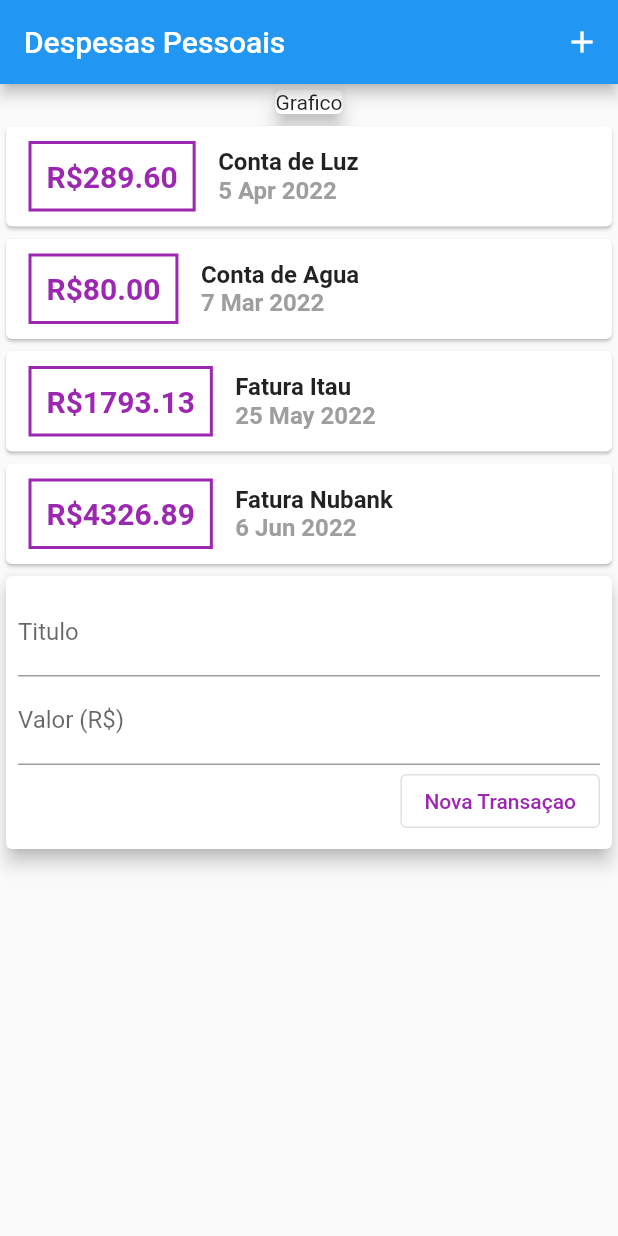
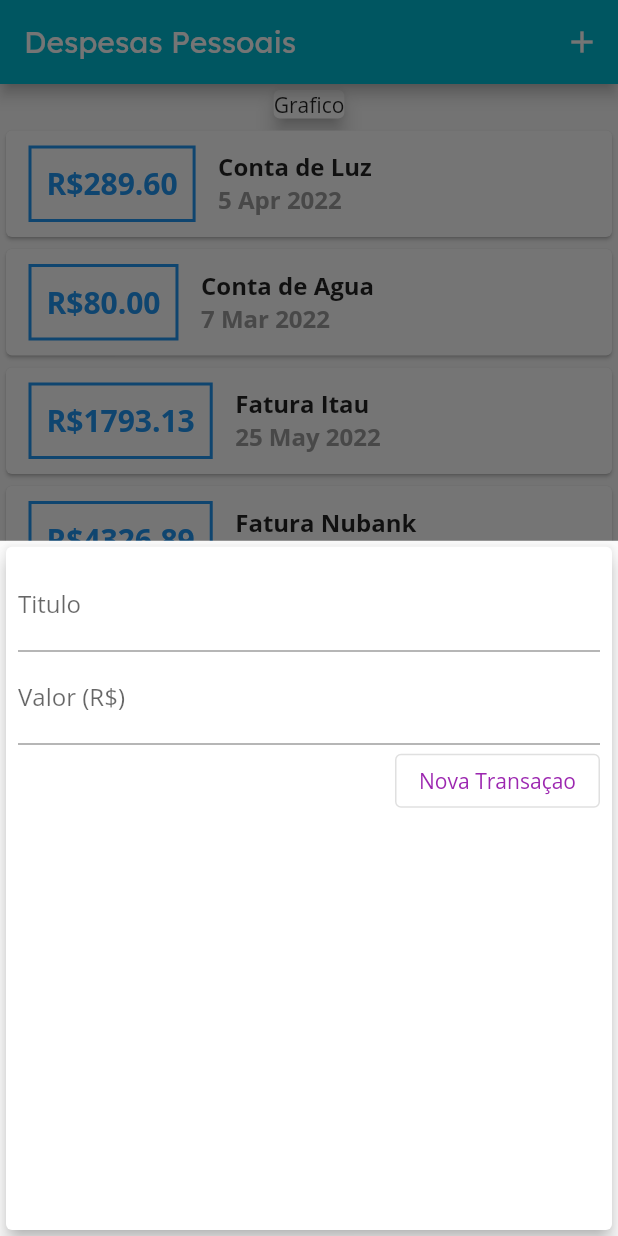
Before and after one commit to SamuelXimenes27/expensesApp, a Flutter app: the screen it shows after launch, after a tap on the "add" icon, on a phone screen of 412 x 824 dp. Run offline on Flutter 3.47's test engine with Material 2 defaults, Android fonts, the phone set to English and light mode, and no system bars.

Commit message:
Add fonts files, refactored modules and created modal form to create a new expanse.

```diff
--- /dev/null
+++ b/lib/app/app_widget.dart
@@ -0,0 +1,27 @@
+import 'package:expenses/app/modules/home/home_page.dart';
+import 'package:flutter/material.dart';
+
+class AppWidget extends StatelessWidget {
+  const AppWidget({Key? key}) : super(key: key);
+
+  @override
+  Widget build(BuildContext context) {
+    return MaterialApp(
+      title: 'Expanse App',
+      debugShowCheckedModeBanner: false,
+      home: const ExpenseHomePage(),
+      theme: ThemeData(
+          appBarTheme: const AppBarTheme(
+            titleTextStyle: TextStyle(
+              fontFamily: 'Lexend',
+              fontSize: 20,
+            ),
+          ),
+          fontFamily: 'OpenSans',
+          colorScheme:
+              ColorScheme.fromSwatch(primarySwatch: Colors.cyan).copyWith(
+            secondary: Colors.amber,
+          )),
+    );
+  }
+}
--- a/lib/app/modules/home/home_page.dart
+++ b/lib/app/modules/home/home_page.dart
@@ -1,7 +1,11 @@
-import 'package:expenses/app/shared/components/transaction_user.dart';
+import 'dart:math';
+
+import 'package:expenses/app/shared/components/card_expense_form.dart';
 import 'package:flutter/material.dart';
 
+import '../../models/transaction.dart';
 import '../../shared/components/card_expense_graph.dart';
+import '../../shared/components/card_expense_list.dart';
 import '../../shared/strings/all_strings.dart';
 
 class ExpenseHomePage extends StatefulWidget {
@@ -17,29 +21,98 @@ class _ExpenseHomePageState extends State<ExpenseHomePage> {
     super.initState();
   }
 
+  final _transactions = [
+    Transaction(
+      id: 't1',
+      title: "Conta de Luz",
+      value: 289.60,
+      date: DateTime(2022, 4, 5),
+    ),
+    Transaction(
+      id: 't2',
+      title: "Conta de Agua",
+      value: 80.00,
+      date: DateTime(2022, 3, 7),
+    ),
+    Transaction(
+      id: 't3',
+      title: "Fatura Itau",
+      value: 1793.13,
+      date: DateTime(2022, 5, 25),
+    ),
+    Transaction(
+      id: 't4',
+      title: "Fatura Nubank",
+      value: 4326.89,
+      date: DateTime.now(),
+    ),
+    Transaction(
+      id: 't4',
+      title: "Fatura Nubank",
+      value: 4326.89,
+      date: DateTime.now(),
+    ),
+    Transaction(
+      id: 't4',
+      title: "Fatura Nubank",
+      value: 4326.89,
+      date: DateTime.now(),
+    ),
+  ];
+
+  _addTransaction(String title, double value) {
+    final newTransaction = Transaction(
+      id: Random().nextDouble().toString(),
+      title: title,
+      value: value,
+      date: DateTime.now(),
+    );
+
+    setState(() {
+      _transactions.add(newTransaction);
+    });
+
+    Navigator.of(context).pop();
+  }
+
+  _openTransactionFormModal(BuildContext context) {
+    showModalBottomSheet(
+        context: context,
+        builder: (ctx) {
+          return ExpenseCardForm(onSubmit: _addTransaction);
+        });
+  }
+
   @override
   Widget build(BuildContext context) {
-    return MaterialApp(
-      debugShowCheckedModeBanner: false,
-      home: Scaffold(
+    return Scaffold(
       appBar: AppBar(
         title: const Text(StringConst.appBarTitle),
         actions: [
           IconButton(
-              onPressed: () {},
-              icon: const Icon(Icons.add),
+            onPressed: () => _openTransactionFormModal(context),
+            icon: const Icon(
+              Icons.add,
+              color: Colors.white,
+            ),
           ),
         ],
       ),
-        body: Column(
-          // mainAxisAlignment: MainAxisAlignment.spaceAround,
-          // crossAxisAlignment: CrossAxisAlignment.stretch,
-          children: const [
-            ExpenseCardGraph(),
-            TransactionUser(),
+      body: SingleChildScrollView(
+        child: Column(
+          crossAxisAlignment: CrossAxisAlignment.stretch,
+          children: [
+            const ExpenseCardGraph(),
+            ExpenseCardList(transactions: _transactions),
           ],
         ),
       ),
+      floatingActionButton: FloatingActionButton(
+        child: const Icon(Icons.add),
+        onPressed: () => _openTransactionFormModal(context),
+      ),
+      floatingActionButtonLocation:
+          FloatingActionButtonLocation.miniCenterFloat,
     );
   }
 }
--- a/lib/app/shared/components/card_expense_form.dart
+++ b/lib/app/shared/components/card_expense_form.dart
@@ -1,6 +1,3 @@
-import 'dart:math';
-
-import 'package:expenses/app/models/transaction.dart';
 import 'package:flutter/material.dart';
 
 import '../../models/transactions.dart';
@@ -18,13 +15,25 @@ class ExpenseCardForm extends StatefulWidget {
 }
 
 class _ExpenseCardFormState extends State<ExpenseCardForm> {
+  final titleController = TextEditingController();
+
+  final valueController = TextEditingController();
+
+  var transactionsList = Transactions();
+
+  _submitForm() {
+    final title = titleController.text;
+    final value = double.tryParse(valueController.text) ?? 0.0;
+
+    if (title.isEmpty || value <= 0) {
+      return;
+    }
+
+    widget.onSubmit(title, value);
+  }
+
   @override
   Widget build(BuildContext context) {
-    final titleController = TextEditingController();
-    final valueController = TextEditingController();
-
-    var transactionsList = Transactions();
-
     return Card(
       elevation: 5,
       child: Padding(
@@ -34,20 +43,19 @@ class _ExpenseCardFormState extends State<ExpenseCardForm> {
             TextField(
               decoration: const InputDecoration(labelText: 'Titulo'),
               controller: titleController,
+              onSubmitted: (_) => _submitForm(),
             ),
             TextField(
               decoration: const InputDecoration(labelText: 'Valor (R\$)'),
               controller: valueController,
+              keyboardType: TextInputType.number,
+              onSubmitted: (_) => _submitForm(),
             ),
             Row(
               mainAxisAlignment: MainAxisAlignment.end,
               children: <Widget>[
                 OutlinedButton(
-                  onPressed: () {
-                    final title = titleController.text;
-                    final value = double.tryParse(valueController.text) ?? 0.0;
-                    widget.onSubmit(title, value);
-                  },
+                  onPressed: _submitForm,
                   child: const Text(
                     'Nova Transaçao',
                     style: TextStyle(color: Colors.purple),
--- a/lib/app/shared/components/card_expense_list.dart
+++ b/lib/app/shared/components/card_expense_list.dart
@@ -12,26 +12,31 @@ class ExpenseCardList extends StatelessWidget {
   Widget build(BuildContext context) {
     final _size = MediaQuery.of(context).size;
 
-    return Center(
-        child: Column(
-      children: transactions.map((tr) {
+    return SizedBox(
+      height: 335,
+      child: ListView.builder(
+        itemCount: transactions.length,
+        itemBuilder: (context, index) {
+          final tr = transactions[index];
           return Card(
             child: Row(children: [
               Container(
-              margin: const EdgeInsets.symmetric(horizontal: 15, vertical: 10),
+                margin:
+                    const EdgeInsets.symmetric(horizontal: 15, vertical: 10),
                 decoration: BoxDecoration(
                   border: Border.all(
-                  color: Colors.purple,
+                    color: Theme.of(context).primaryColor,
                     width: 2,
                   ),
                 ),
                 padding: const EdgeInsets.all(10),
                 child: Text(
                   "R\$" + tr.value.toStringAsFixed(2),
-                style: const TextStyle(
+                  style: TextStyle(
                     fontSize: 20,
                     fontWeight: FontWeight.bold,
-                    color: Colors.purple),
+                    color: Theme.of(context).primaryColor,
+                  ),
                 ),
               ),
               Column(
@@ -55,7 +60,8 @@ class ExpenseCardList extends StatelessWidget {
               )
             ]),
           );
-      }).toList(),
-    ));
+        },
+      ),
+    );
   }
 }
--- a/lib/app/shared/components/transaction_user.dart
+++ /dev/null
@@ -1,66 +0,0 @@
-import 'dart:math';
-
-import 'package:flutter/material.dart';
-
-import '../../models/transaction.dart';
-import 'card_expense_form.dart';
-import 'card_expense_list.dart';
-
-class TransactionUser extends StatefulWidget {
-  const TransactionUser({Key? key}) : super(key: key);
-
-  @override
-  State<TransactionUser> createState() => _TransactionUserState();
-}
-
-class _TransactionUserState extends State<TransactionUser> {
-  final _transactions = [
-    Transaction(
-      id: 't1',
-      title: "Conta de Luz",
-      value: 289.60,
-      date: DateTime(2022, 4, 5),
-    ),
-    Transaction(
-      id: 't2',
-      title: "Conta de Agua",
-      value: 80.00,
-      date: DateTime(2022, 3, 7),
-    ),
-    Transaction(
-      id: 't3',
-      title: "Fatura Itau",
-      value: 1793.13,
-      date: DateTime(2022, 5, 25),
-    ),
-    Transaction(
-      id: 't4',
-      title: "Fatura Nubank",
-      value: 4326.89,
-      date: DateTime.now(),
-    )
-  ];
-
-  _addTransaction(String title, double value) {
-    final newTransaction = Transaction(
-      id: Random().nextDouble().toString(),
-      title: title,
-      value: value,
-      date: DateTime.now(),
-    );
-
-    setState(() {
-      _transactions.add(newTransaction);
-    });
-  }
-
-  @override
-  Widget build(BuildContext context) {
-    return Column(
-      children: <Widget>[
-        ExpenseCardList(transactions: _transactions),
-        ExpenseCardForm(onSubmit: _addTransaction),
-      ],
-    );
-  }
-}
--- a/lib/main.dart
+++ b/lib/main.dart
@@ -1,8 +1,9 @@
+import 'package:expenses/app/app_widget.dart';
 import 'package:expenses/app/modules/home/home_page.dart';
 import 'package:flutter/material.dart';
 
 void main() {
   runApp(
-    const ExpenseHomePage(),
+    const AppWidget(),
   );
 }
```
Also changed, not shown: pubspec.yaml (+15 -11 lines), assets/fonts/Lexend.ttf (added), assets/fonts/OpenSans-Bold.ttf (added), assets/fonts/OpenSans-Regular.ttf (added), assets/fonts/Quicksand-Bold.ttf (added), assets/fonts/Quicksand-Light.ttf (added), assets/fonts/Quicksand-Medium.ttf (added), assets/fonts/Quicksand-Regular.ttf (added). Lines whose indentation alone changed are shown as unchanged.
